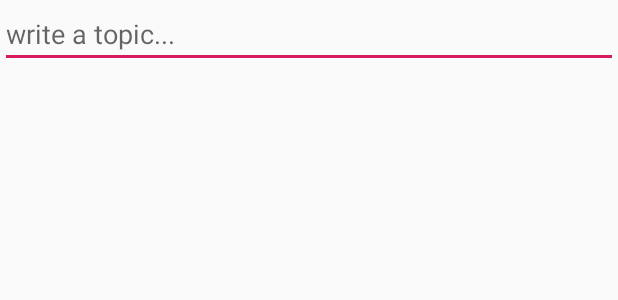
After one commit to syaliqinyusof/MyRedditApplication, an Android app: the layout fragment_write_topic.xml on its own in the app's theme, with its tools: preview values and no code run, on a phone screen of 412 x 824 dp. The commit adds this screen. Shown: the top 300 px of the screen. Run offline under Robolectric (Android 15) with nearby library versions, the phone set to English and light mode, and no system bars.

Commit message:
adding action for write new topic and will be update in recyclerview

```diff
--- /dev/null
+++ b/app/src/main/res/layout/fragment_write_topic.xml
@@ -0,0 +1,17 @@
+<?xml version="1.0" encoding="utf-8"?>
+
+<androidx.constraintlayout.widget.ConstraintLayout xmlns:android="http://schemas.android.com/apk/res/android"
+    xmlns:app="http://schemas.android.com/apk/res-auto"
+    android:layout_width="match_parent"
+    android:layout_height="match_parent"
+    app:layout_behavior="@string/appbar_scrolling_view_behavior">
+
+    <EditText
+        android:id="@+id/write_topic"
+        android:layout_width="match_parent"
+        android:layout_height="wrap_content"
+        android:hint="@string/write_topic"
+        android:maxLength="255"
+        app:layout_constraintTop_toTopOf="parent" />
+
+</androidx.constraintlayout.widget.ConstraintLayout>
```
Also changed, not shown: app/src/main/java/com/example/myredditapplication/fragment/AddTopicFragment.kt (+31 -0 lines), app/src/main/res/navigation/navigation.xml (line endings or trailing spaces).
